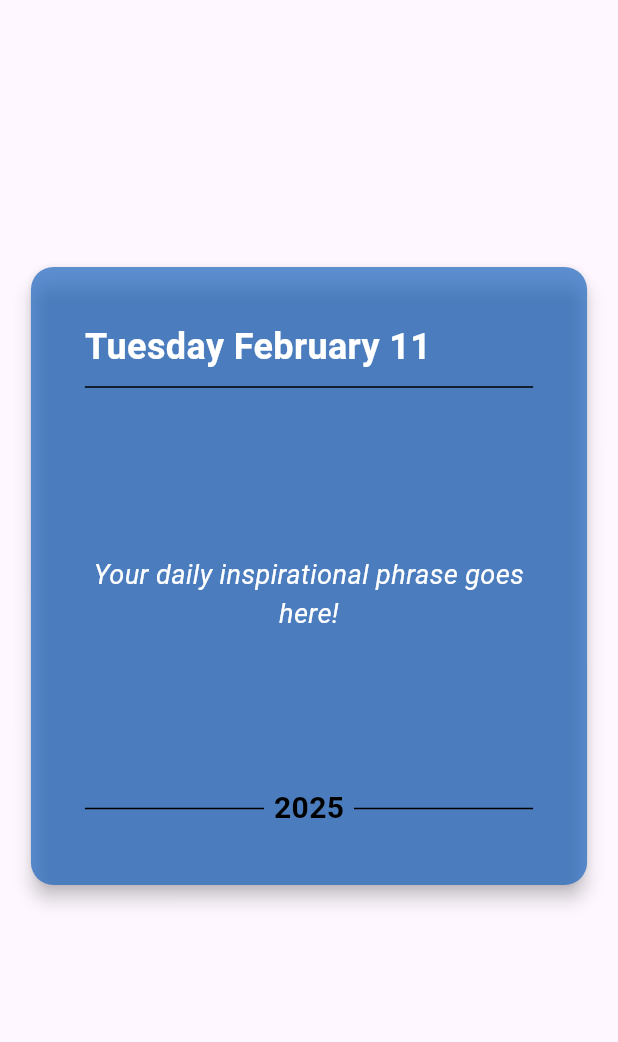
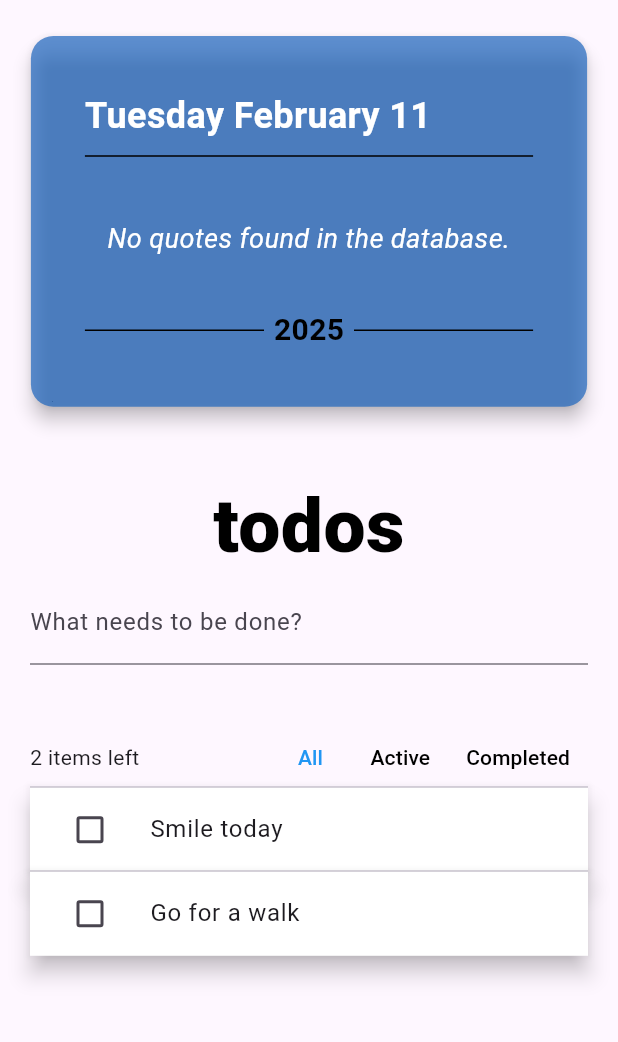
Before and after one commit to ladomino/flutter_inspirational_calendar, a Flutter app: the screen it shows after launch, on a phone screen of 412 x 824 dp, the part 84-1126 px from its top. Run offline on Flutter 3.47's test engine with Material 3 defaults, Android fonts, the light colour scheme and no system bars; our stand-ins replace flutter_hooks, hooks_riverpod, riverpod, sqflite, timezone; accounts and stored records are empty; Roboto replaces fonts that are missing (Helvetica Neue).

Commit message:
Modified to use Riverpods, setup example of todo's and adjusting the db model

```diff
--- /dev/null
+++ b/lib/data/todo.dart
@@ -0,0 +1,20 @@
+import 'package:flutter/foundation.dart' show immutable;
+
+/// A read-only description of a todo-item
+@immutable
+class Todo {
+  const Todo({
+    required this.description,
+    required this.id,
+    this.completed = false,
+  });
+
+  final String id;
+  final String description;
+  final bool completed;
+
+  @override
+  String toString() {
+    return 'Todo(description: $description, completed: $completed)';
+  }
+}
--- a/lib/main.dart
+++ b/lib/main.dart
@@ -1,24 +1,39 @@
 import 'package:flutter/material.dart';
+import 'package:flutter_inspirational_calendar/providers/quotes_model_provider.dart';
+import 'package:hooks_riverpod/hooks_riverpod.dart';
 import 'package:flutter_inspirational_calendar/ui/screens/calendar.dart';
 import 'package:timezone/data/latest.dart' as tz;
 
-void main() {
-  //Initialize the timezone
+
+Future<void> main() async {
+  WidgetsFlutterBinding.ensureInitialized();
+
+  // Initialize the timezone
   tz.initializeTimeZones();
 
-  runApp(const MyApp());
+  final container = ProviderContainer();
+
+  // Initialize quotes
+  await container.read(quotesModelProvider).init();
+
+  runApp(
+    UncontrolledProviderScope(
+      container: container,
+      child: const MainApp(),
+    ),
+  );
 }
 
-class MyApp extends StatefulWidget {
-  const MyApp({super.key});
+class MainApp extends StatefulWidget {
+  const MainApp({super.key});
 
   @override
   State<StatefulWidget> createState() {
-    return _MyAppState();
+    return _MainAppState();
   }
 }
 
-class _MyAppState extends State<MyApp> {
+class _MainAppState extends State<MainApp> {
   @override
   Widget build(BuildContext context) {
     return MaterialApp(
@@ -26,8 +41,8 @@ class _MyAppState extends State<MyApp> {
       theme: ThemeData(
           primarySwatch: Colors.blue,
           visualDensity: VisualDensity.adaptivePlatformDensity),
-      home: const DailyCalendarPage(),
-      debugShowCheckedModeBanner: false,
+      home: const Home(),
+      //debugShowCheckedModeBanner: false,
     );
   }
 }
--- /dev/null
+++ b/lib/providers/quotes_model_provider.dart
@@ -0,0 +1,12 @@
+
+import 'package:flutter_inspirational_calendar/models/daily_calendar.dart';
+import 'package:hooks_riverpod/hooks_riverpod.dart';
+
+final quotesModelProvider = ChangeNotifierProvider<QuotesModel>((ref) {
+  return QuotesModel();
+});
+
+final quotesInitializationProvider = FutureProvider<void>((ref) async {
+  final quotesModel = ref.watch(quotesModelProvider);
+  await quotesModel.init();
+});
--- /dev/null
+++ b/lib/providers/todo_model_provider.dart
@@ -0,0 +1,64 @@
+import 'package:flutter_inspirational_calendar/data/todo.dart';
+import 'package:flutter_inspirational_calendar/models/todo_list.dart';
+import 'package:riverpod/riverpod.dart';
+
+// Let's use Riverpods example of todos to understand how it works.
+
+/// The different ways to filter the list of todos
+enum TodoListFilter {
+  all,
+  active,
+  completed,
+}
+
+/// Creates a [TodoList] and initialise it with pre-defined values.
+///
+/// We are using [StateNotifierProvider] here as a `List<Todo>` is a complex
+/// object, with advanced business logic like how to edit a todo.
+final todoListProvider = NotifierProvider<TodoList, List<Todo>>(TodoList.new);
+
+
+/// The currently active filter.
+///
+/// We use [StateProvider] here as there is no fancy logic behind manipulating
+/// the value since it's just enum.
+final todoListFilter = StateProvider((_) => TodoListFilter.all);
+
+/// The number of uncompleted todos
+///
+/// By using [Provider], this value is cached, making it performant.\
+/// Even multiple widgets try to read the number of uncompleted todos,
+/// the value will be computed only once (until the todo-list changes).
+///
+/// This will also optimise unneeded rebuilds if the todo-list changes, but the
+/// number of uncompleted todos doesn't (such as when editing a todo).
+final uncompletedTodosCount = Provider<int>((ref) {
+  return ref.watch(todoListProvider).where((todo) => !todo.completed).length;
+});
+
+/// The list of todos after applying of [todoListFilter].
+///
+/// This too uses [Provider], to avoid recomputing the filtered list unless either
+/// the filter of or the todo-list updates.
+final filteredTodos = Provider<List<Todo>>((ref) {
+  final filter = ref.watch(todoListFilter);
+  final todos = ref.watch(todoListProvider);
+
+  switch (filter) {
+    case TodoListFilter.completed:
+      return todos.where((todo) => todo.completed).toList();
+    case TodoListFilter.active:
+      return todos.where((todo) => !todo.completed).toList();
+    case TodoListFilter.all:
+      return todos;
+  }
+});
+
+/// A provider which exposes the [Todo] displayed by a [TodoItem].
+///
+/// By retrieving the [Todo] through a provider instead of through its
+/// constructor, this allows [TodoItem] to be instantiated using the `const` keyword.
+///
+/// This ensures that when we add/remove/edit todos, only what the
+/// impacted widgets rebuilds, instead of the entire list of items.
+final currentTodo = Provider<Todo>((ref) => throw UnimplementedError());
--- /dev/null
+++ b/lib/ui/components/todo_item.dart
@@ -0,0 +1,72 @@
+import 'package:flutter/material.dart';
+import 'package:flutter_hooks/flutter_hooks.dart';
+import 'package:flutter_inspirational_calendar/providers/todo_model_provider.dart';
+import 'package:hooks_riverpod/hooks_riverpod.dart';
+
+class TodoItem extends HookConsumerWidget {
+  const TodoItem({Key? key}) : super(key: key);
+
+  @override
+  Widget build(BuildContext context, WidgetRef ref) {
+    final todo = ref.watch(currentTodo);
+    final itemFocusNode = useFocusNode();
+    final itemIsFocused = useIsFocused(itemFocusNode);
+
+    final textEditingController = useTextEditingController();
+    final textFieldFocusNode = useFocusNode();
+
+    return Material(
+      color: Colors.white,
+      elevation: 6,
+      child: Focus(
+        focusNode: itemFocusNode,
+        onFocusChange: (focused) {
+          if (focused) {
+            textEditingController.text = todo.description;
+          } else {
+            // Commit changes only when the textfield is unfocused, for performance
+            ref
+                .read(todoListProvider.notifier)
+                .edit(id: todo.id, description: textEditingController.text);
+          }
+        },
+        child: ListTile(
+          onTap: () {
+            itemFocusNode.requestFocus();
+            textFieldFocusNode.requestFocus();
+          },
+          leading: Checkbox(
+            value: todo.completed,
+            onChanged: (value) =>
+                ref.read(todoListProvider.notifier).toggle(todo.id),
+          ),
+          title: itemIsFocused
+              ? TextField(
+                  autofocus: true,
+                  focusNode: textFieldFocusNode,
+                  controller: textEditingController,
+                )
+              : Text(todo.description),
+        ),
+      ),
+    );
+  }
+}
+
+bool useIsFocused(FocusNode node) {
+  final isFocused = useState(node.hasFocus);
+
+  useEffect(
+    () {
+      void listener() {
+        isFocused.value = node.hasFocus;
+      }
+
+      node.addListener(listener);
+      return () => node.removeListener(listener);
+    },
+    [node],
+  );
+
+  return isFocused.value;
+}
--- /dev/null
+++ b/lib/ui/components/todos_title.dart
@@ -0,0 +1,19 @@
+import 'package:flutter/material.dart';
+
+class ToDoTitle extends StatelessWidget {
+  const ToDoTitle({Key? key}) : super(key: key);
+
+  @override
+  Widget build(BuildContext context) {
+    return const Text(
+      'todos',
+      textAlign: TextAlign.center,
+      style: TextStyle(
+        color: Colors.black,
+        fontSize: 50,
+        fontWeight: FontWeight.w800,
+        fontFamily: 'Helvetica Neue',
+      ),
+    );
+  }
+}
--- /dev/null
+++ b/lib/ui/components/todos_toolbar.dart
@@ -0,0 +1,77 @@
+import 'package:flutter/material.dart';
+import 'package:flutter_inspirational_calendar/providers/todo_model_provider.dart';
+import 'package:flutter_inspirational_calendar/ui/screens/calendar.dart';
+import 'package:hooks_riverpod/hooks_riverpod.dart';
+
+class ToDoToolbar extends HookConsumerWidget {
+  const ToDoToolbar({
+    Key? key,
+  }) : super(key: key);
+
+  @override
+  Widget build(BuildContext context, WidgetRef ref) {
+    final filter = ref.watch(todoListFilter);
+
+    Color? textColorFor(TodoListFilter value) {
+      return filter == value ? Colors.blue : Colors.black;
+    }
+
+    return Material(
+      child: Row(
+        mainAxisAlignment: MainAxisAlignment.spaceBetween,
+        children: [
+          Expanded(
+            child: Text(
+              '${ref.watch(uncompletedTodosCount)} items left',
+              overflow: TextOverflow.ellipsis,
+            ),
+          ),
+          Tooltip(
+            key: allFilterKey,
+            message: 'All todos',
+            child: TextButton(
+              onPressed: () =>
+                  ref.read(todoListFilter.notifier).state = TodoListFilter.all,
+              style: ButtonStyle(
+                visualDensity: VisualDensity.compact,
+                foregroundColor:
+                    WidgetStateProperty.all(textColorFor(TodoListFilter.all)),
+              ),
+              child: const Text('All'),
+            ),
+          ),
+          Tooltip(
+            key: activeFilterKey,
+            message: 'Only uncompleted todos',
+            child: TextButton(
+              onPressed: () => ref.read(todoListFilter.notifier).state =
+                  TodoListFilter.active,
+              style: ButtonStyle(
+                visualDensity: VisualDensity.compact,
+                foregroundColor: WidgetStateProperty.all(
+                  textColorFor(TodoListFilter.active),
+                ),
+              ),
+              child: const Text('Active'),
+            ),
+          ),
+          Tooltip(
+            key: completedFilterKey,
+            message: 'Only completed todos',
+            child: TextButton(
+              onPressed: () => ref.read(todoListFilter.notifier).state =
+                  TodoListFilter.completed,
+              style: ButtonStyle(
+                visualDensity: VisualDensity.compact,
+                foregroundColor: WidgetStateProperty.all(
+                  textColorFor(TodoListFilter.completed),
+                ),
+              ),
+              child: const Text('Completed'),
+            ),
+          ),
+        ],
+      ),
+    );
+  }
+}
--- a/lib/ui/screens/calendar.dart
+++ b/lib/ui/screens/calendar.dart
@@ -1,48 +1,103 @@
 import 'dart:math';
 
 import 'package:flutter/material.dart';
+import 'package:flutter_hooks/flutter_hooks.dart';
+import 'package:flutter_inspirational_calendar/providers/quotes_model_provider.dart';
+import 'package:flutter_inspirational_calendar/providers/todo_model_provider.dart';
 import 'package:flutter_inspirational_calendar/ui/components/linepainter.dart';
+import 'package:flutter_inspirational_calendar/ui/components/todo_item.dart';
+import 'package:flutter_inspirational_calendar/ui/components/todos_title.dart';
+import 'package:flutter_inspirational_calendar/ui/components/todos_toolbar.dart';
+import 'package:hooks_riverpod/hooks_riverpod.dart';
 import 'package:intl/intl.dart';
 import 'package:timezone/timezone.dart' as tz;
 
-class DailyCalendarPage extends StatelessWidget {
-  const DailyCalendarPage({Key? key}) : super(key: key);
+/// Some keys used for testing
+final addTodoKey = UniqueKey();
+final activeFilterKey = UniqueKey();
+final completedFilterKey = UniqueKey();
+final allFilterKey = UniqueKey();
+
+class Home extends HookConsumerWidget {
+  const Home({Key? key}) : super(key: key);
 
   @override
-  Widget build(BuildContext context) {
-    return Scaffold(
+  Widget build(BuildContext context, WidgetRef ref) {
+    final todos = ref.watch(filteredTodos);
+    final newTodoController = useTextEditingController();
+
+    return GestureDetector(
+      onTap: () => FocusScope.of(context).unfocus(),
+      child: Scaffold(
         appBar: AppBar(
           title: const Text("Daily Inspirational Calendar",
-            style: TextStyle(
-              color: Colors.white,
-            )),
+              style: TextStyle(color: Colors.white)),
           backgroundColor: Colors.purple[700],
-        elevation: 0, // no shadow
+          elevation: 0,
           actions: [
             IconButton(
-            icon: const Icon(
-              Icons.refresh,
-              color: Colors.white,
-            ),
-            onPressed: () {
-              // Navigate to a screen showing the current date and the daily phrase
-            },
+              icon: const Icon(Icons.refresh,
+                  color: Color.fromRGBO(255, 255, 255, 1)),
+              onPressed: () {},
             ),
           ],
         ),
-      body: const DailyCalendar(),
+        body: Column(
+          children: [
+            const DailyCalendar(),
+            Expanded(
+              child: ListView(
+                padding:
+                    const EdgeInsets.symmetric(horizontal: 20, vertical: 40),
+                children: [
+                  const ToDoTitle(),
+                  TextField(
+                    key: addTodoKey,
+                    controller: newTodoController,
+                    decoration: const InputDecoration(
+                      labelText: 'What needs to be done?',
+                    ),
+                    onSubmitted: (value) {
+                      ref.read(todoListProvider.notifier).add(value);
+                      newTodoController.clear();
+                    },
+                  ),
+                  const SizedBox(height: 42),
+                  const ToDoToolbar(),
+                  if (todos.isNotEmpty) const Divider(height: 0),
+                  for (var i = 0; i < todos.length; i++) ...[
+                    if (i > 0) const Divider(height: 0),
+                    Dismissible(
+                      key: ValueKey(todos[i].id),
+                      onDismissed: (_) {
+                        ref.read(todoListProvider.notifier).remove(todos[i]);
+                      },
+                      child: ProviderScope(
+                        overrides: [
+                          currentTodo.overrideWithValue(todos[i]),
+                        ],
+                        child: const TodoItem(),
+                      ),
+                    ),
+                  ],
+                ],
+              ),
+            ),
+          ],
+        ),
+      ),
     );
   }
 }
 
-class DailyCalendar extends StatefulWidget {
+class DailyCalendar extends ConsumerStatefulWidget {
   const DailyCalendar({Key? key}) : super(key: key);
 
   @override
-  State<DailyCalendar> createState() => _DailyCalendarState();
+  ConsumerState<DailyCalendar> createState() => DailyCalendarState();
 }
 
-class _DailyCalendarState extends State<DailyCalendar> {
+class DailyCalendarState extends ConsumerState<DailyCalendar> {
   String _phrase =
       "This is a placeholder for your daily phrase"; // Example phrase
   final DateTime _currentDate = tz.TZDateTime.now(tz.local); // Current date
@@ -51,25 +106,58 @@ class _DailyCalendarState extends State<DailyCalendar> {
   @override
   void initState() {
     super.initState();
-    _loadPhrase();
+
     _generateRandomColor();
-  }
 
-  Future<void> _loadPhrase() async {
-    // For now, we'll just use a placeholder
-    setState(() {
-      _phrase = "Your daily inspirational phrase goes here!";
+    WidgetsBinding.instance.addPostFrameCallback((_) {
+      _loadPhrases();
     });
   }
 
-  // void _changeDate(DateTime newDate) {
+  Future<void> _loadPhrases() async {
+    try {
+      final quotesModel = ref.read(quotesModelProvider);
 
-  //   setState(() {
-  //     _currentDate = newDate;
-  //   });
+      final repository = await quotesModel.getAllQuotes();
 
-  //   _loadPhrase(); // Reload phrase for the new date
-  // }
+      print('QUOTES: ${repository.toString()}');
+
+      if (repository != null) {
+
+        final today = DateTime.now();
+        final todaysQuote = repository.getQuoteForDate(today);
+
+        if (todaysQuote != null) {
+          if (mounted) {
+            setState(() {
+              _phrase = '$todaysQuote';
+            });
+          }
+        } else {
+          if (mounted) {
+            setState(() {
+              _phrase = "No quotes found in the database.";
+            });
+          }
+        }
+      }
+    } catch (e) {
+      if (mounted) {
+        setState(() {
+          _phrase = "Error loading today's quote.";
+        });
+      }
+    }
+  }
+
+  void refresh() {
+    final quotesModel = ref.read(quotesModelProvider);
+
+    quotesModel.refreshAllQuotes();
+
+    _generateRandomColor();
+    _loadPhrases();
+  }
 
   void _generateRandomColor() {
     final random = Random();
@@ -91,7 +179,10 @@ class _DailyCalendarState extends State<DailyCalendar> {
     String date = DateFormat('d').format(_currentDate);
     String year = DateFormat('y').format(_currentDate);
 
-    return Center(
+    return Column(
+      children: [
+        const SizedBox(height: 20),
+        Center(
           child: Card(
             color: _cardColor,
             elevation: 5,
@@ -100,7 +191,7 @@ class _DailyCalendarState extends State<DailyCalendar> {
             ),
             child: Container(
               width: MediaQuery.of(context).size.width * 0.9,
-          height: MediaQuery.of(context).size.height * 0.5,
+              height: MediaQuery.of(context).size.height * 0.3,
               padding: const EdgeInsets.all(20.0),
               child: Padding(
                 padding: const EdgeInsets.all(16.0),
@@ -170,6 +261,8 @@ class _DailyCalendarState extends State<DailyCalendar> {
               ),
             ),
           ),
+        ),
+      ],
     );
   }
 }
--- a/pubspec.yaml
+++ b/pubspec.yaml
@@ -28,6 +28,11 @@ dependencies:
   sqflite: ^2.0.3+1
   path: ^1.8.3
   timezone: ^0.9.1
+
+  flutter_hooks:
+  riverpod: ^2.0.0
+  hooks_riverpod: ^2.0.0
+  uuid: ^3.0.4
 
 dev_dependencies:
   test: ^1.15.0
```
Also changed, not shown: lib/data/quote.dart (+24 -3 lines), lib/db_models/quotes_db.dart (+46 -25 lines), lib/models/daily_calendar.dart (added, +40 -0 lines), lib/models/todo_list.dart (added, +58 -0 lines), 1 other file. Lines whose indentation alone changed are shown as unchanged.
